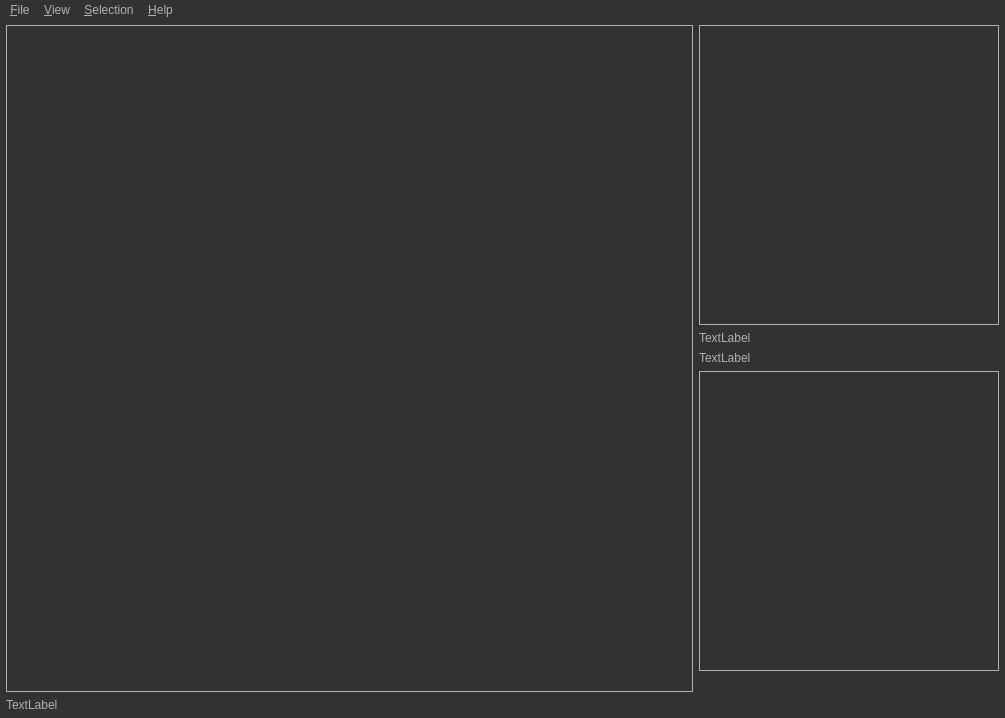
The window that src/saisieQT/mainwindow.ui (micmacIGN/micmac) describes before a commit, drawn with Qt 5.
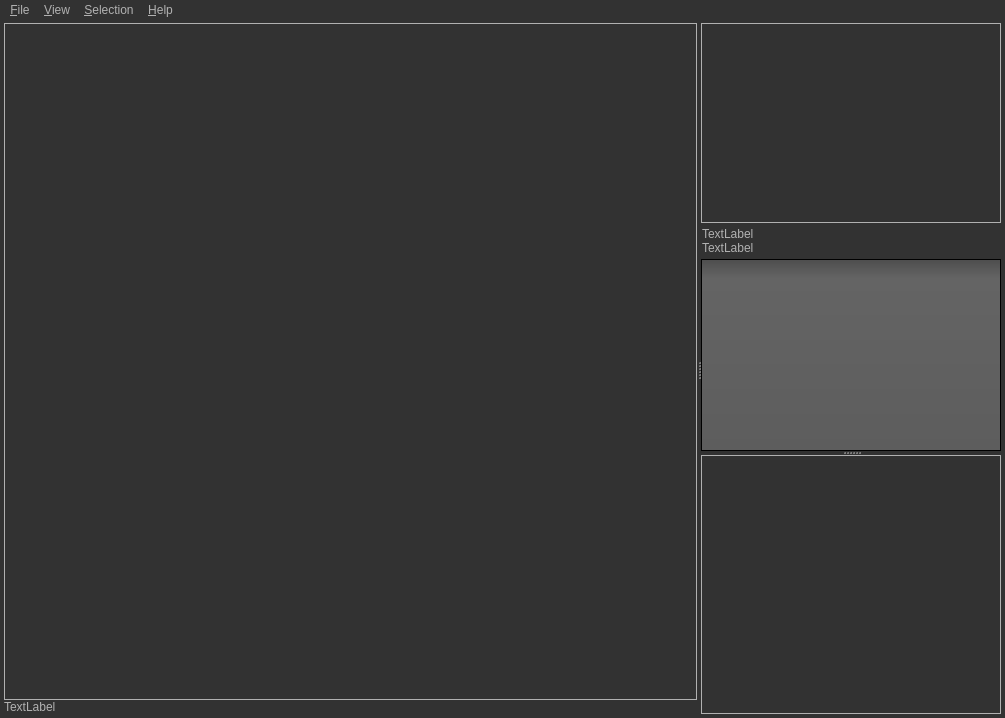
The same window after the commit. Icons and pictures are not drawn.

The edit to the form file:
```diff
--- a/src/saisieQT/mainwindow.ui
+++ b/src/saisieQT/mainwindow.ui
@@ -47,6 +47,12 @@
     background-color: QLinearGradient( x1: 0, y1: 0, x2: 0, y2: 1, stop: 0 #ffa02f, stop: 1 #d7801a);
 }
 
+QTreeView:item:hover
+{
+    background-color: #ffa02f;
+    color: #000000;
+}
+
 QFrame[frameShape=&quot;1&quot;]
 {
 	border: 1px solid #707070;
@@ -505,23 +511,67 @@
   <widget class="QWidget" name="centralWidget">
    <layout class="QHBoxLayout" name="horizontalLayout">
     <property name="leftMargin">
-     <number>6</number>
+     <number>4</number>
     </property>
     <property name="topMargin">
-     <number>6</number>
+     <number>4</number>
     </property>
     <property name="rightMargin">
-     <number>6</number>
+     <number>4</number>
     </property>
     <property name="bottomMargin">
-     <number>6</number>
+     <number>4</number>
     </property>
     <item>
-     <layout class="QVBoxLayout" name="verticalLayout_2">
+     <widget class="QSplitter" name="splitter_GLWid_Tools">
+      <property name="sizePolicy">
+       <sizepolicy hsizetype="Expanding" vsizetype="Preferred">
+        <horstretch>0</horstretch>
+        <verstretch>0</verstretch>
+       </sizepolicy>
+      </property>
+      <property name="orientation">
+       <enum>Qt::Horizontal</enum>
+      </property>
+      <property name="opaqueResize">
+       <bool>false</bool>
+      </property>
+      <property name="childrenCollapsible">
+       <bool>true</bool>
+      </property>
+      <widget class="QFrame" name="frame_GLWidgets">
+       <property name="sizePolicy">
+        <sizepolicy hsizetype="Preferred" vsizetype="Preferred">
+         <horstretch>1</horstretch>
+         <verstretch>0</verstretch>
+        </sizepolicy>
+       </property>
+       <property name="frameShape">
+        <enum>QFrame::NoFrame</enum>
+       </property>
+       <property name="frameShadow">
+        <enum>QFrame::Raised</enum>
+       </property>
+       <layout class="QVBoxLayout" name="verticalLayout_3">
+        <property name="spacing">
+         <number>0</number>
+        </property>
+        <property name="leftMargin">
+         <number>0</number>
+        </property>
+        <property name="topMargin">
+         <number>0</number>
+        </property>
+        <property name="rightMargin">
+         <number>0</number>
+        </property>
+        <property name="bottomMargin">
+         <number>0</number>
+        </property>
       <item>
-       <widget class="QFrame" name="OpenglLayout">
+         <widget class="QFrame" name="QFrame_OpenglLayout">
         <property name="sizePolicy">
-         <sizepolicy hsizetype="Expanding" vsizetype="Expanding">
+           <sizepolicy hsizetype="Preferred" vsizetype="Preferred">
           <horstretch>0</horstretch>
           <verstretch>0</verstretch>
          </sizepolicy>
@@ -545,27 +595,85 @@
       </item>
       <item>
        <widget class="QLabel" name="label_ImagePosition_2">
+          <property name="sizePolicy">
+           <sizepolicy hsizetype="Minimum" vsizetype="Fixed">
+            <horstretch>0</horstretch>
+            <verstretch>0</verstretch>
+           </sizepolicy>
+          </property>
+          <property name="minimumSize">
+           <size>
+            <width>150</width>
+            <height>0</height>
+           </size>
+          </property>
         <property name="text">
          <string>TextLabel</string>
         </property>
        </widget>
       </item>
      </layout>
-    </item>
+      </widget>
+      <widget class="QSplitter" name="splitter_Tools">
+       <property name="sizePolicy">
+        <sizepolicy hsizetype="Preferred" vsizetype="Expanding">
+         <horstretch>0</horstretch>
+         <verstretch>0</verstretch>
+        </sizepolicy>
+       </property>
+       <property name="midLineWidth">
+        <number>0</number>
+       </property>
+       <property name="orientation">
+        <enum>Qt::Vertical</enum>
+       </property>
+       <widget class="QFrame" name="QFrame_Tools">
+        <property name="sizePolicy">
+         <sizepolicy hsizetype="Preferred" vsizetype="Preferred">
+          <horstretch>0</horstretch>
+          <verstretch>0</verstretch>
+         </sizepolicy>
+        </property>
+        <property name="frameShape">
+         <enum>QFrame::NoFrame</enum>
+        </property>
+        <property name="frameShadow">
+         <enum>QFrame::Raised</enum>
+        </property>
+        <layout class="QVBoxLayout" name="verticalLayout_4">
+         <property name="spacing">
+          <number>2</number>
+         </property>
+         <property name="leftMargin">
+          <number>0</number>
+         </property>
+         <property name="topMargin">
+          <number>0</number>
+         </property>
+         <property name="rightMargin">
+          <number>0</number>
+         </property>
+         <property name="bottomMargin">
+          <number>0</number>
+         </property>
     <item>
-     <layout class="QVBoxLayout" name="verticalLayout">
-      <item>
-       <widget class="QFrame" name="zoomLayout">
+          <widget class="QFrame" name="QFrame_zoom">
+           <property name="sizePolicy">
+            <sizepolicy hsizetype="Preferred" vsizetype="Preferred">
+             <horstretch>0</horstretch>
+             <verstretch>0</verstretch>
+            </sizepolicy>
+           </property>
         <property name="minimumSize">
          <size>
           <width>300</width>
-          <height>300</height>
+             <height>200</height>
          </size>
         </property>
         <property name="maximumSize">
          <size>
-          <width>300</width>
-          <height>300</height>
+             <width>16777215</width>
+             <height>16777215</height>
          </size>
         </property>
         <property name="baseSize">
@@ -582,26 +690,99 @@
         </property>
        </widget>
       </item>
+         <item>
+          <widget class="QFrame" name="frame">
+           <property name="frameShape">
+            <enum>QFrame::NoFrame</enum>
+           </property>
+           <property name="frameShadow">
+            <enum>QFrame::Plain</enum>
+           </property>
+           <layout class="QVBoxLayout" name="verticalLayout">
+            <property name="spacing">
+             <number>0</number>
+            </property>
+            <property name="leftMargin">
+             <number>1</number>
+            </property>
+            <property name="topMargin">
+             <number>2</number>
+            </property>
+            <property name="rightMargin">
+             <number>0</number>
+            </property>
+            <property name="bottomMargin">
+             <number>2</number>
+            </property>
       <item>
        <widget class="QLabel" name="label_ImageName">
+              <property name="sizePolicy">
+               <sizepolicy hsizetype="Minimum" vsizetype="Fixed">
+                <horstretch>0</horstretch>
+                <verstretch>1</verstretch>
+               </sizepolicy>
+              </property>
+              <property name="minimumSize">
+               <size>
+                <width>100</width>
+                <height>0</height>
+               </size>
+              </property>
+              <property name="frameShape">
+               <enum>QFrame::NoFrame</enum>
+              </property>
         <property name="text">
          <string>TextLabel</string>
         </property>
+              <property name="textFormat">
+               <enum>Qt::AutoText</enum>
+              </property>
+              <property name="wordWrap">
+               <bool>false</bool>
+              </property>
        </widget>
       </item>
       <item>
        <widget class="QLabel" name="label_ImagePosition_1">
+              <property name="sizePolicy">
+               <sizepolicy hsizetype="Minimum" vsizetype="Fixed">
+                <horstretch>0</horstretch>
+                <verstretch>1</verstretch>
+               </sizepolicy>
+              </property>
+              <property name="minimumSize">
+               <size>
+                <width>100</width>
+                <height>0</height>
+               </size>
+              </property>
         <property name="text">
          <string>TextLabel</string>
         </property>
+              <property name="wordWrap">
+               <bool>false</bool>
+              </property>
+             </widget>
+            </item>
+           </layout>
        </widget>
       </item>
       <item>
-       <widget class="QFrame" name="frame3D">
+          <widget class="QTreeView" name="treeView"/>
+         </item>
+        </layout>
+       </widget>
+       <widget class="QFrame" name="frame_preview3D">
+        <property name="sizePolicy">
+         <sizepolicy hsizetype="Preferred" vsizetype="Preferred">
+          <horstretch>0</horstretch>
+          <verstretch>20</verstretch>
+         </sizepolicy>
+        </property>
         <property name="minimumSize">
          <size>
-          <width>300</width>
-          <height>300</height>
+          <width>0</width>
+          <height>0</height>
          </size>
         </property>
         <property name="frameShape">
@@ -611,21 +792,8 @@
          <enum>QFrame::Plain</enum>
         </property>
        </widget>
-      </item>
-      <item>
-       <spacer name="verticalSpacer">
-        <property name="orientation">
-         <enum>Qt::Vertical</enum>
-        </property>
-        <property name="sizeHint" stdset="0">
-         <size>
-          <width>20</width>
-          <height>40</height>
-         </size>
-        </property>
-       </spacer>
-      </item>
-     </layout>
+      </widget>
+     </widget>
     </item>
    </layout>
   </widget>
```
Left out of the diff: 4 changed lines with no effect on the pictures. Lines whose indentation alone changed are shown as unchanged.
